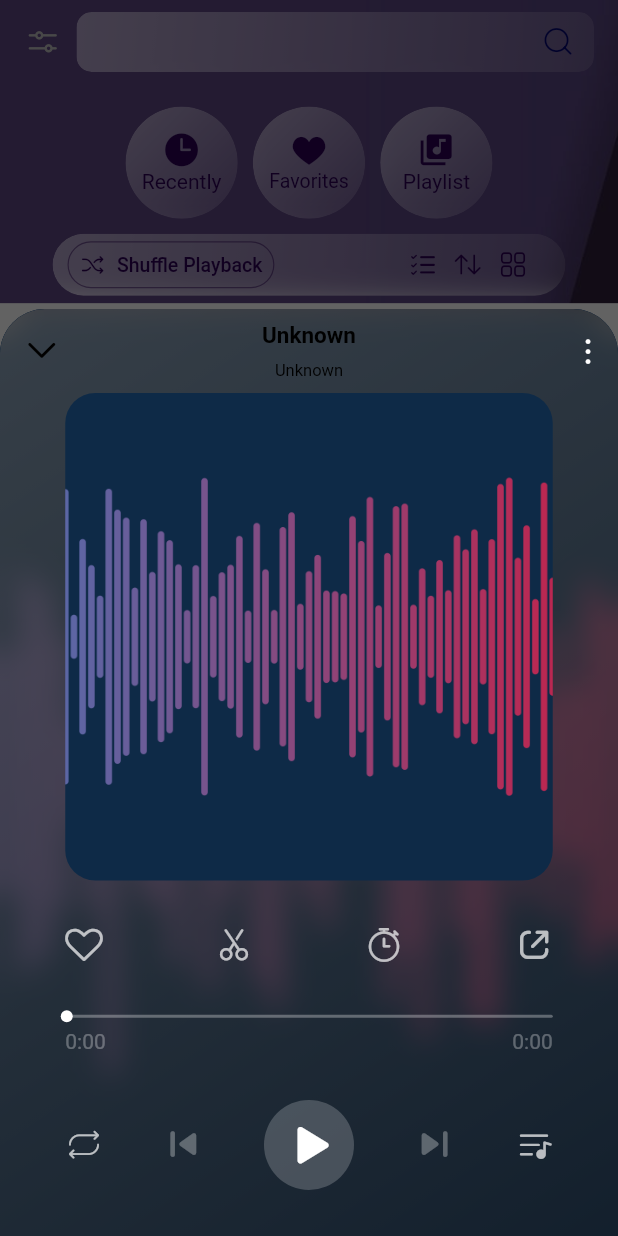
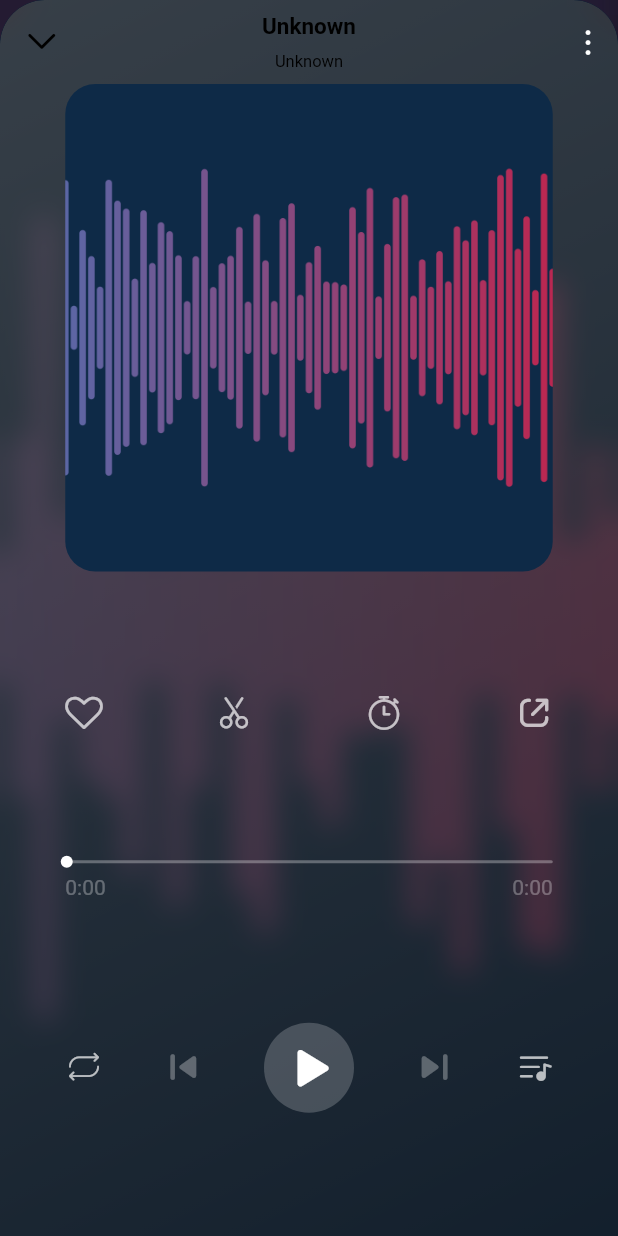
Before and after one commit to ImanGhasemiArani/IGMusic, a Flutter app: the screen it shows after launch, after a tap on "Unknown", on a phone screen of 412 x 824 dp. Run offline on Flutter 3.47's test engine with Material 2 defaults, Android fonts, the phone set to English and light mode, and no system bars; drawn by our look-alikes of audio_video_progress_bar, auto_size_text, glass_kit, percent_indicator, salomon_bottom_bar; our stand-ins replace animated_splash_screen, auto_animated, google_fonts, just_audio, on_audio_query, shared_preferences; missing offline and left inert: audio_session, just_audio_web, on_audio_query_web, shared_preferences_web.

Commit message:
change size of item page

```diff
--- a/lib/main.dart
+++ b/lib/main.dart
@@ -1,15 +1,9 @@
-import 'dart:convert';
-import 'dart:io';
-
 import 'package:animated_splash_screen/animated_splash_screen.dart';
 import 'package:flutter/foundation.dart';
 import 'package:flutter/material.dart';
 import 'package:ig_music/splash_screen.dart';
-import 'package:page_transition/page_transition.dart';
-import 'package:shared_preferences/shared_preferences.dart';
 
 import 'file_manager.dart';
-import 'main_body.dart';
 import 'main_page.dart';
 
 void main() => runApp(const MainMaterial());
--- a/lib/music_item_page.dart
+++ b/lib/music_item_page.dart
@@ -35,7 +35,7 @@ class _MusicItemPageState extends State<MusicItemPage> {
 
   @override
   Widget build(BuildContext context) {
-    var height = MediaQuery.of(context).size.height / 4 * 3;
+    var height = MediaQuery.of(context).size.height;
     return Container(
       height: height,
       decoration: const BoxDecoration(
```
Also changed, not shown: pubspec.yaml (+13 -8 lines), 1 other file.
